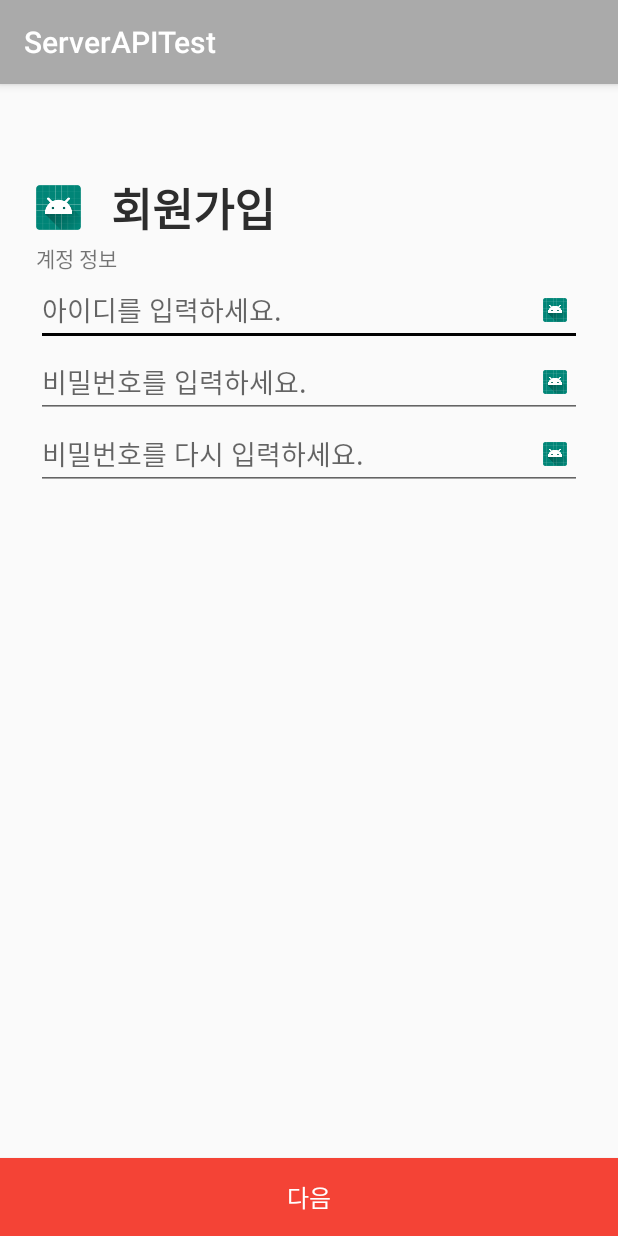
After one commit to cho881020/ServerAPITest, an Android app: the SignUpActivity screen opened directly, with no data from a screen before it, on a phone screen of 412 x 824 dp. The commit adds this screen. Run offline under Robolectric (Android 15) with nearby library versions, the phone set to English and light mode, and no system bars.

Commit message:
회원가입 화면 초안 그림

```diff
--- a/app/src/main/AndroidManifest.xml
+++ b/app/src/main/AndroidManifest.xml
@@ -18,6 +18,7 @@
                 <category android:name="android.intent.category.LAUNCHER" />
             </intent-filter>
         </activity>
+        <activity android:name=".SignUpActivity"></activity>
     </application>
 
 </manifest>
--- /dev/null
+++ b/app/src/main/java/tjeit/kr/serverapitest/SignUpActivity.java
@@ -0,0 +1,31 @@
+package tjeit.kr.serverapitest;
+
+import android.support.v7.app.AppCompatActivity;
+import android.os.Bundle;
+
+public class SignUpActivity extends BaseActivity {
+
+    @Override
+    protected void onCreate(Bundle savedInstanceState) {
+        super.onCreate(savedInstanceState);
+        setContentView(R.layout.activity_sign_up);
+        bindViews();
+        setupEvents();
+        setValues();
+    }
+
+    @Override
+    public void setupEvents() {
+
+    }
+
+    @Override
+    public void setValues() {
+
+    }
+
+    @Override
+    public void bindViews() {
+
+    }
+}
--- /dev/null
+++ b/app/src/main/res/layout/activity_sign_up.xml
@@ -0,0 +1,117 @@
+<?xml version="1.0" encoding="utf-8"?>
+<LinearLayout xmlns:android="http://schemas.android.com/apk/res/android"
+    xmlns:app="http://schemas.android.com/apk/res-auto"
+    xmlns:tools="http://schemas.android.com/tools"
+    android:layout_width="match_parent"
+    android:layout_height="match_parent"
+    android:orientation="vertical"
+    tools:context=".SignUpActivity">
+
+    <LinearLayout
+        android:layout_width="match_parent"
+        android:layout_height="wrap_content"
+        android:orientation="vertical"
+        android:paddingLeft="24dp"
+        android:paddingRight="24dp">
+        <LinearLayout
+            android:layout_marginTop="60dp"
+            android:layout_width="match_parent"
+            android:layout_height="wrap_content"
+            android:gravity="center_vertical"
+            android:orientation="horizontal">
+
+            <ImageView
+                android:layout_width="30dp"
+                android:layout_height="30dp"
+                android:src="@mipmap/ic_launcher"/>
+
+            <TextView
+                android:layout_width="wrap_content"
+                android:layout_height="wrap_content"
+                android:text="회원가입"
+                android:textSize="30sp"
+                android:layout_marginLeft="20dp"
+                android:textColor="@color/textBlack"
+                android:textStyle="bold"/>
+
+        </LinearLayout>
+
+        <TextView
+            android:layout_width="wrap_content"
+            android:layout_height="wrap_content"
+            android:text="계정 정보"/>
+
+        <FrameLayout
+            android:layout_width="match_parent"
+            android:layout_height="wrap_content">
+
+            <EditText
+                android:layout_width="match_parent"
+                android:layout_height="wrap_content"
+                android:hint="아이디를 입력하세요."
+                android:inputType="textEmailAddress"/>
+
+            <ImageView
+                android:layout_gravity="right|center_vertical"
+                android:layout_marginRight="10dp"
+                android:layout_width="16dp"
+                android:layout_height="16dp"
+                android:src="@mipmap/ic_launcher"/>
+
+        </FrameLayout>
+
+        <FrameLayout
+            android:layout_width="match_parent"
+            android:layout_height="wrap_content">
+
+            <EditText
+                android:layout_width="match_parent"
+                android:layout_height="wrap_content"
+                android:hint="비밀번호를 입력하세요."
+                android:inputType="textEmailAddress"/>
+
+            <ImageView
+                android:layout_gravity="right|center_vertical"
+                android:layout_marginRight="10dp"
+                android:layout_width="16dp"
+                android:layout_height="16dp"
+                android:src="@mipmap/ic_launcher"/>
+
+        </FrameLayout>
+
+        <FrameLayout
+            android:layout_width="match_parent"
+            android:layout_height="wrap_content">
+
+            <EditText
+                android:layout_width="match_parent"
+                android:layout_height="wrap_content"
+                android:hint="비밀번호를 다시 입력하세요."
+                android:inputType="textPassword"/>
+
+            <ImageView
+                android:layout_gravity="right|center_vertical"
+                android:layout_marginRight="10dp"
+                android:layout_width="16dp"
+                android:layout_height="16dp"
+                android:src="@mipmap/ic_launcher"/>
+
+        </FrameLayout>
+
+    </LinearLayout>
+
+    <TextView
+        android:layout_width="wrap_content"
+        android:layout_height="0dp"
+        android:layout_weight="1"/>
+
+    <Button
+        android:layout_width="match_parent"
+        android:layout_height="52dp"
+        android:background="@color/tomato"
+        android:text="다음"
+        android:textColor="@color/white"
+        android:textSize="16sp"/>
+
+
+</LinearLayout>
--- a/app/src/main/res/values/colors.xml
+++ b/app/src/main/res/values/colors.xml
@@ -7,5 +7,6 @@
 
     <color name="textBlack">#2d2d2d</color>
     <color name="tomato">#f44336</color>
+    <color name="white">#FFFFFF</color>
 
 </resources>
```
